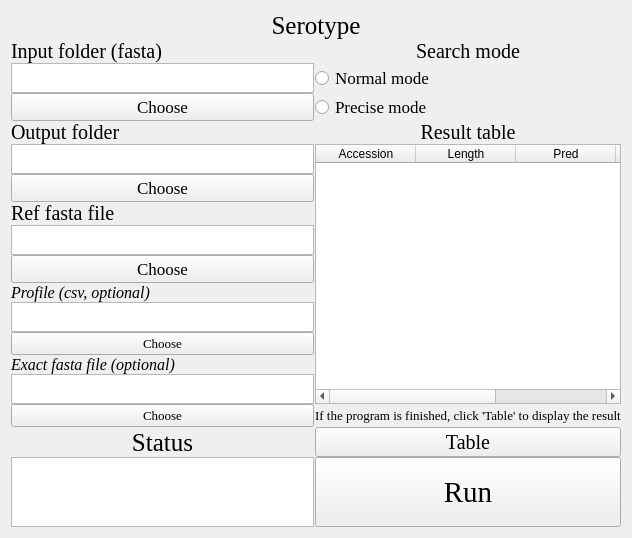
Before: the Qt Designer form Serotype.ui in hzaurzli/MicroWorldOmics, drawn with Qt 5.
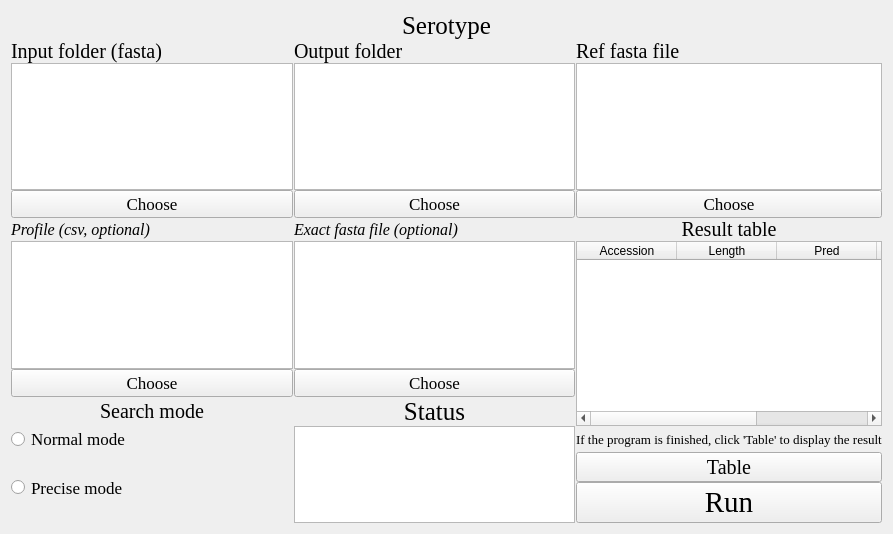
After: the same form once the commit is applied. Icons and pictures are not drawn.

What changed in the file:
```diff
--- a/Serotype.ui
+++ b/Serotype.ui
@@ -6,8 +6,8 @@
    <rect>
     <x>0</x>
     <y>0</y>
-    <width>632</width>
-    <height>531</height>
+    <width>893</width>
+    <height>534</height>
    </rect>
   </property>
   <property name="windowTitle">
@@ -25,10 +25,45 @@
      <property name="verticalSpacing">
       <number>0</number>
      </property>
-     <item row="12" column="0">
+     <item row="1" column="0">
+      <widget class="QLabel" name="label_2">
+       <property name="sizePolicy">
+        <sizepolicy hsizetype="Preferred" vsizetype="Preferred">
+         <horstretch>0</horstretch>
+         <verstretch>0</verstretch>
+        </sizepolicy>
+       </property>
+       <property name="font">
+        <font>
+         <family>Times New Roman</family>
+         <pointsize>15</pointsize>
+        </font>
+       </property>
+       <property name="text">
+        <string>Input folder (fasta)</string>
+       </property>
+       <property name="alignment">
+        <set>Qt::AlignLeading|Qt::AlignLeft|Qt::AlignVCenter</set>
+       </property>
+      </widget>
+     </item>
+     <item row="4" column="2">
+      <widget class="QPushButton" name="pushButton_5">
+       <property name="font">
+        <font>
+         <family>Times New Roman</family>
+         <pointsize>13</pointsize>
+        </font>
+       </property>
+       <property name="text">
+        <string>Choose</string>
+       </property>
+      </widget>
+     </item>
+     <item row="5" column="0">
       <widget class="QLabel" name="label_10">
        <property name="sizePolicy">
-        <sizepolicy hsizetype="Expanding" vsizetype="Expanding">
+        <sizepolicy hsizetype="Preferred" vsizetype="Preferred">
          <horstretch>0</horstretch>
          <verstretch>0</verstretch>
         </sizepolicy>
@@ -48,52 +83,8 @@
        </property>
       </widget>
      </item>
-     <item row="1" column="1">
-      <widget class="QLabel" name="label_7">
-       <property name="sizePolicy">
-        <sizepolicy hsizetype="Expanding" vsizetype="Expanding">
-         <horstretch>0</horstretch>
-         <verstretch>0</verstretch>
-        </sizepolicy>
-       </property>
-       <property name="font">
-        <font>
-         <family>Times New Roman</family>
-         <pointsize>15</pointsize>
-        </font>
-       </property>
-       <property name="text">
-        <string>Search mode</string>
-       </property>
-       <property name="alignment">
-        <set>Qt::AlignCenter</set>
-       </property>
-      </widget>
-     </item>
      <item row="4" column="1">
-      <widget class="QLabel" name="label_8">
-       <property name="sizePolicy">
-        <sizepolicy hsizetype="Expanding" vsizetype="Expanding">
-         <horstretch>0</horstretch>
-         <verstretch>0</verstretch>
-        </sizepolicy>
-       </property>
-       <property name="font">
-        <font>
-         <family>Times New Roman</family>
-         <pointsize>15</pointsize>
-        </font>
-       </property>
-       <property name="text">
-        <string>Result table</string>
-       </property>
-       <property name="alignment">
-        <set>Qt::AlignCenter</set>
-       </property>
-      </widget>
-     </item>
-     <item row="3" column="0">
-      <widget class="QPushButton" name="pushButton_2">
+      <widget class="QPushButton" name="pushButton_3">
        <property name="font">
         <font>
          <family>Times New Roman</family>
@@ -105,10 +96,10 @@
        </property>
       </widget>
      </item>
-     <item row="4" column="0">
+     <item row="1" column="1">
       <widget class="QLabel" name="label_3">
        <property name="sizePolicy">
-        <sizepolicy hsizetype="Expanding" vsizetype="Expanding">
+        <sizepolicy hsizetype="Preferred" vsizetype="Preferred">
          <horstretch>0</horstretch>
          <verstretch>0</verstretch>
         </sizepolicy>
@@ -127,95 +118,23 @@
        </property>
       </widget>
      </item>
+     <item row="4" column="0">
+      <widget class="QPushButton" name="pushButton_2">
+       <property name="font">
+        <font>
+         <family>Times New Roman</family>
+         <pointsize>13</pointsize>
+        </font>
+       </property>
+       <property name="text">
+        <string>Choose</string>
+       </property>
+      </widget>
+     </item>
      <item row="3" column="1">
-      <widget class="QRadioButton" name="radioButton_2">
-       <property name="sizePolicy">
-        <sizepolicy hsizetype="Expanding" vsizetype="Expanding">
-         <horstretch>0</horstretch>
-         <verstretch>0</verstretch>
-        </sizepolicy>
-       </property>
-       <property name="font">
-        <font>
-         <family>Times New Roman</family>
-         <pointsize>13</pointsize>
-        </font>
-       </property>
-       <property name="styleSheet">
-        <string notr="true">background-image: url(D:/tools/Pycharm/pyqt/logo/white.png);</string>
-       </property>
-       <property name="text">
-        <string>Precise mode</string>
-       </property>
-      </widget>
-     </item>
-     <item row="2" column="1">
-      <widget class="QRadioButton" name="radioButton">
-       <property name="sizePolicy">
-        <sizepolicy hsizetype="Expanding" vsizetype="Expanding">
-         <horstretch>0</horstretch>
-         <verstretch>0</verstretch>
-        </sizepolicy>
-       </property>
-       <property name="font">
-        <font>
-         <family>Times New Roman</family>
-         <pointsize>13</pointsize>
-        </font>
-       </property>
-       <property name="styleSheet">
-        <string notr="true">background-image: url(D:/tools/Pycharm/pyqt/logo/white.png);</string>
-       </property>
-       <property name="text">
-        <string>Normal mode</string>
-       </property>
-      </widget>
-     </item>
-     <item row="2" column="0">
-      <widget class="QTextBrowser" name="textBrowser_2">
-       <property name="sizePolicy">
-        <sizepolicy hsizetype="Expanding" vsizetype="MinimumExpanding">
-         <horstretch>0</horstretch>
-         <verstretch>0</verstretch>
-        </sizepolicy>
-       </property>
-       <property name="maximumSize">
-        <size>
-         <width>16777215</width>
-         <height>30</height>
-        </size>
-       </property>
-       <property name="styleSheet">
-        <string notr="true">background-image: url(D:/Documents/Desktop/white.png)</string>
-       </property>
-      </widget>
-     </item>
-     <item row="1" column="0">
-      <widget class="QLabel" name="label_2">
-       <property name="sizePolicy">
-        <sizepolicy hsizetype="Expanding" vsizetype="Expanding">
-         <horstretch>0</horstretch>
-         <verstretch>0</verstretch>
-        </sizepolicy>
-       </property>
-       <property name="font">
-        <font>
-         <family>Times New Roman</family>
-         <pointsize>15</pointsize>
-        </font>
-       </property>
-       <property name="text">
-        <string>Input folder (fasta)</string>
-       </property>
-       <property name="alignment">
-        <set>Qt::AlignLeading|Qt::AlignLeft|Qt::AlignVCenter</set>
-       </property>
-      </widget>
-     </item>
-     <item row="7" column="0">
       <widget class="QTextBrowser" name="textBrowser_3">
        <property name="sizePolicy">
-        <sizepolicy hsizetype="Expanding" vsizetype="MinimumExpanding">
+        <sizepolicy hsizetype="Expanding" vsizetype="Expanding">
          <horstretch>0</horstretch>
          <verstretch>0</verstretch>
         </sizepolicy>
@@ -223,7 +142,7 @@
        <property name="maximumSize">
         <size>
          <width>16777215</width>
-         <height>30</height>
+         <height>16777215</height>
         </size>
        </property>
        <property name="styleSheet">
@@ -231,8 +150,40 @@
        </property>
       </widget>
      </item>
-     <item row="8" column="0">
-      <widget class="QPushButton" name="pushButton_3">
+     <item row="3" column="0">
+      <widget class="QTextBrowser" name="textBrowser_2">
+       <property name="sizePolicy">
+        <sizepolicy hsizetype="Expanding" vsizetype="Expanding">
+         <horstretch>0</horstretch>
+         <verstretch>0</verstretch>
+        </sizepolicy>
+       </property>
+       <property name="maximumSize">
+        <size>
+         <width>16777215</width>
+         <height>16777215</height>
+        </size>
+       </property>
+       <property name="styleSheet">
+        <string notr="true">background-image: url(D:/Documents/Desktop/white.png)</string>
+       </property>
+      </widget>
+     </item>
+     <item row="7" column="1">
+      <widget class="QTextBrowser" name="textBrowser_6">
+       <property name="maximumSize">
+        <size>
+         <width>16777215</width>
+         <height>16777215</height>
+        </size>
+       </property>
+       <property name="styleSheet">
+        <string notr="true">background-image: url(D:/Documents/Desktop/white.png)</string>
+       </property>
+      </widget>
+     </item>
+     <item row="8" column="1">
+      <widget class="QPushButton" name="pushButton_7">
        <property name="font">
         <font>
          <family>Times New Roman</family>
@@ -244,10 +195,10 @@
        </property>
       </widget>
      </item>
-     <item row="9" column="0">
+     <item row="1" column="2">
       <widget class="QLabel" name="label_9">
        <property name="sizePolicy">
-        <sizepolicy hsizetype="Expanding" vsizetype="Expanding">
+        <sizepolicy hsizetype="Preferred" vsizetype="Preferred">
          <horstretch>0</horstretch>
          <verstretch>0</verstretch>
         </sizepolicy>
@@ -266,10 +217,81 @@
        </property>
       </widget>
      </item>
-     <item row="10" column="0">
+     <item row="5" column="1">
+      <widget class="QLabel" name="label_11">
+       <property name="sizePolicy">
+        <sizepolicy hsizetype="Preferred" vsizetype="Preferred">
+         <horstretch>0</horstretch>
+         <verstretch>0</verstretch>
+        </sizepolicy>
+       </property>
+       <property name="font">
+        <font>
+         <family>Times New Roman</family>
+         <pointsize>12</pointsize>
+         <italic>true</italic>
+        </font>
+       </property>
+       <property name="text">
+        <string>Exact fasta file (optional)</string>
+       </property>
+       <property name="alignment">
+        <set>Qt::AlignLeading|Qt::AlignLeft|Qt::AlignVCenter</set>
+       </property>
+      </widget>
+     </item>
+     <item row="8" column="0">
+      <widget class="QPushButton" name="pushButton_6">
+       <property name="font">
+        <font>
+         <family>Times New Roman</family>
+         <pointsize>13</pointsize>
+        </font>
+       </property>
+       <property name="text">
+        <string>Choose</string>
+       </property>
+      </widget>
+     </item>
+     <item row="7" column="0">
+      <widget class="QTextBrowser" name="textBrowser_5">
+       <property name="sizePolicy">
+        <sizepolicy hsizetype="Expanding" vsizetype="Expanding">
+         <horstretch>0</horstretch>
+         <verstretch>0</verstretch>
+        </sizepolicy>
+       </property>
+       <property name="maximumSize">
+        <size>
+         <width>16777215</width>
+         <height>16777215</height>
+        </size>
+       </property>
+       <property name="styleSheet">
+        <string notr="true">background-image: url(D:/Documents/Desktop/white.png)</string>
+       </property>
+      </widget>
+     </item>
+     <item row="0" column="0" colspan="3">
+      <widget class="QLabel" name="label">
+       <property name="font">
+        <font>
+         <family>Times New Roman</family>
+         <pointsize>19</pointsize>
+        </font>
+       </property>
+       <property name="text">
+        <string>Serotype</string>
+       </property>
+       <property name="alignment">
+        <set>Qt::AlignCenter</set>
+       </property>
+      </widget>
+     </item>
+     <item row="3" column="2">
       <widget class="QTextBrowser" name="textBrowser_4">
        <property name="sizePolicy">
-        <sizepolicy hsizetype="Expanding" vsizetype="MinimumExpanding">
+        <sizepolicy hsizetype="Expanding" vsizetype="Expanding">
          <horstretch>0</horstretch>
          <verstretch>0</verstretch>
         </sizepolicy>
@@ -277,7 +299,7 @@
        <property name="maximumSize">
         <size>
          <width>16777215</width>
-         <height>30</height>
+         <height>16777215</height>
         </size>
        </property>
        <property name="styleSheet">
@@ -285,20 +307,73 @@
        </property>
       </widget>
      </item>
+     <item row="10" column="0">
+      <widget class="QLabel" name="label_7">
+       <property name="sizePolicy">
+        <sizepolicy hsizetype="Expanding" vsizetype="Expanding">
+         <horstretch>0</horstretch>
+         <verstretch>0</verstretch>
+        </sizepolicy>
+       </property>
+       <property name="font">
+        <font>
+         <family>Times New Roman</family>
+         <pointsize>15</pointsize>
+        </font>
+       </property>
+       <property name="text">
+        <string>Search mode</string>
+       </property>
+       <property name="alignment">
+        <set>Qt::AlignCenter</set>
+       </property>
+      </widget>
+     </item>
      <item row="11" column="0">
-      <widget class="QPushButton" name="pushButton_5">
+      <widget class="QRadioButton" name="radioButton">
+       <property name="sizePolicy">
+        <sizepolicy hsizetype="Expanding" vsizetype="Expanding">
+         <horstretch>0</horstretch>
+         <verstretch>0</verstretch>
+        </sizepolicy>
+       </property>
        <property name="font">
         <font>
          <family>Times New Roman</family>
          <pointsize>13</pointsize>
         </font>
        </property>
+       <property name="styleSheet">
+        <string notr="true">background-image: url(D:/tools/Pycharm/pyqt/logo/white.png);</string>
+       </property>
        <property name="text">
-        <string>Choose</string>
+        <string>Normal mode</string>
        </property>
       </widget>
      </item>
-     <item row="18" column="0">
+     <item row="5" column="2">
+      <widget class="QLabel" name="label_8">
+       <property name="sizePolicy">
+        <sizepolicy hsizetype="Expanding" vsizetype="Expanding">
+         <horstretch>0</horstretch>
+         <verstretch>0</verstretch>
+        </sizepolicy>
+       </property>
+       <property name="font">
+        <font>
+         <family>Times New Roman</family>
+         <pointsize>15</pointsize>
+        </font>
+       </property>
+       <property name="text">
+        <string>Result table</string>
+       </property>
+       <property name="alignment">
+        <set>Qt::AlignCenter</set>
+       </property>
+      </widget>
+     </item>
+     <item row="10" column="1">
       <widget class="QLabel" name="label_4">
        <property name="font">
         <font>
@@ -314,116 +389,7 @@
        </property>
       </widget>
      </item>
-     <item row="19" column="0">
-      <widget class="QTextBrowser" name="textBrowser">
-       <property name="sizePolicy">
-        <sizepolicy hsizetype="Expanding" vsizetype="Expanding">
-         <horstretch>0</horstretch>
-         <verstretch>0</verstretch>
-        </sizepolicy>
-       </property>
-       <property name="maximumSize">
-        <size>
-         <width>16777215</width>
-         <height>16777215</height>
-        </size>
-       </property>
-       <property name="styleSheet">
-        <string notr="true">background-image: url(D:/Documents/Desktop/white.png)</string>
-       </property>
-      </widget>
-     </item>
-     <item row="15" column="0">
-      <widget class="QLabel" name="label_11">
-       <property name="sizePolicy">
-        <sizepolicy hsizetype="Expanding" vsizetype="Expanding">
-         <horstretch>0</horstretch>
-         <verstretch>0</verstretch>
-        </sizepolicy>
-       </property>
-       <property name="font">
-        <font>
-         <family>Times New Roman</family>
-         <pointsize>12</pointsize>
-         <italic>true</italic>
-        </font>
-       </property>
-       <property name="text">
-        <string>Exact fasta file (optional)</string>
-       </property>
-       <property name="alignment">
-        <set>Qt::AlignLeading|Qt::AlignLeft|Qt::AlignVCenter</set>
-       </property>
-      </widget>
-     </item>
-     <item row="14" column="0">
-      <widget class="QPushButton" name="pushButton_6">
-       <property name="font">
-        <font>
-         <family>Times New Roman</family>
-         <pointsize>10</pointsize>
-        </font>
-       </property>
-       <property name="text">
-        <string>Choose</string>
-       </property>
-      </widget>
-     </item>
-     <item row="16" column="0">
-      <widget class="QTextBrowser" name="textBrowser_6">
-       <property name="maximumSize">
-        <size>
-         <width>16777215</width>
-         <height>30</height>
-        </size>
-       </property>
-       <property name="styleSheet">
-        <string notr="true">background-image: url(D:/Documents/Desktop/white.png)</string>
-       </property>
-      </widget>
-     </item>
-     <item row="17" column="0">
-      <widget class="QPushButton" name="pushButton_7">
-       <property name="font">
-        <font>
-         <family>Times New Roman</family>
-         <pointsize>10</pointsize>
-        </font>
-       </property>
-       <property name="text">
-        <string>Choose</string>
-       </property>
-      </widget>
-     </item>
-     <item row="19" column="1">
-      <widget class="QPushButton" name="pushButton">
-       <property name="sizePolicy">
-        <sizepolicy hsizetype="Expanding" vsizetype="MinimumExpanding">
-         <horstretch>0</horstretch>
-         <verstretch>0</verstretch>
-        </sizepolicy>
-       </property>
-       <property name="maximumSize">
-        <size>
-         <width>16777215</width>
-         <height>80</height>
-        </size>
-       </property>
-       <property name="font">
-        <font>
-         <family>Times New Roman</family>
-         <pointsize>22</pointsize>
-        </font>
-       </property>
-       <property name="styleSheet">
-        <string notr="true">background-image: url(D:/Documents/Desktop/white.png)</string>
-       </property>
-       <property name="text">
-        <string>Run</string>
-       </property>
-      </widget>
-     </item>
-     <item row="18" column="1">
+     <item row="12" column="2">
       <widget class="QPushButton" name="pushButton_4">
        <property name="sizePolicy">
         <sizepolicy hsizetype="Expanding" vsizetype="MinimumExpanding">
@@ -448,7 +414,7 @@
        </property>
       </widget>
      </item>
-     <item row="17" column="1">
+     <item row="11" column="2">
       <widget class="QLabel" name="label_6">
        <property name="sizePolicy">
         <sizepolicy hsizetype="Expanding" vsizetype="Expanding">
@@ -470,8 +436,8 @@
        </property>
       </widget>
      </item>
-     <item row="13" column="0">
-      <widget class="QTextBrowser" name="textBrowser_5">
+     <item row="15" column="2">
+      <widget class="QPushButton" name="pushButton">
        <property name="sizePolicy">
         <sizepolicy hsizetype="Expanding" vsizetype="MinimumExpanding">
          <horstretch>0</horstretch>
@@ -481,31 +447,65 @@
        <property name="maximumSize">
         <size>
          <width>16777215</width>
-         <height>30</height>
+         <height>80</height>
         </size>
        </property>
+       <property name="font">
+        <font>
+         <family>Times New Roman</family>
+         <pointsize>22</pointsize>
+        </font>
+       </property>
        <property name="styleSheet">
         <string notr="true">background-image: url(D:/Documents/Desktop/white.png)</string>
        </property>
+       <property name="text">
+        <string>Run</string>
+       </property>
       </widget>
      </item>
-     <item row="0" column="0" colspan="2">
-      <widget class="QLabel" name="label">
+     <item row="12" column="0" rowspan="4">
+      <widget class="QRadioButton" name="radioButton_2">
+       <property name="sizePolicy">
+        <sizepolicy hsizetype="Expanding" vsizetype="Expanding">
+         <horstretch>0</horstretch>
+         <verstretch>0</verstretch>
+        </sizepolicy>
+       </property>
        <property name="font">
         <font>
          <family>Times New Roman</family>
-         <pointsize>19</pointsize>
+         <pointsize>13</pointsize>
         </font>
        </property>
+       <property name="styleSheet">
+        <string notr="true">background-image: url(D:/tools/Pycharm/pyqt/logo/white.png);</string>
+       </property>
        <property name="text">
-        <string>Serotype</string>
+        <string>Precise mode</string>
        </property>
-       <property name="alignment">
-        <set>Qt::AlignCenter</set>
+      </widget>
+     </item>
+     <item row="11" column="1" rowspan="5">
+      <widget class="QTextBrowser" name="textBrowser">
+       <property name="sizePolicy">
+        <sizepolicy hsizetype="Expanding" vsizetype="Expanding">
+         <horstretch>0</horstretch>
+         <verstretch>0</verstretch>
+        </sizepolicy>
        </property>
+       <property name="maximumSize">
+        <size>
+         <width>16777215</width>
+         <height>16777215</height>
+        </size>
+       </property>
+       <property name="styleSheet">
+        <string notr="true">background-image: url(D:/Documents/Desktop/white.png)</string>
+       </property>
       </widget>
      </item>
-     <item row="5" column="1" rowspan="12">
+     <item row="7" column="2" rowspan="4">
       <widget class="QTableWidget" name="tableWidget">
        <property name="styleSheet">
         <string notr="true">background-image: url(D:/Documents/Desktop/white.png)</string>
```
